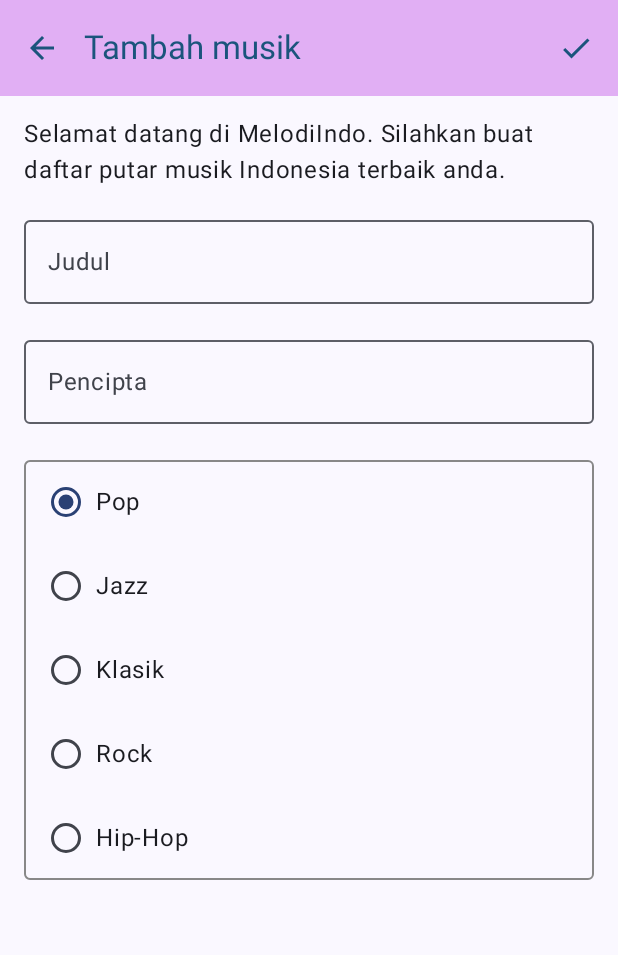
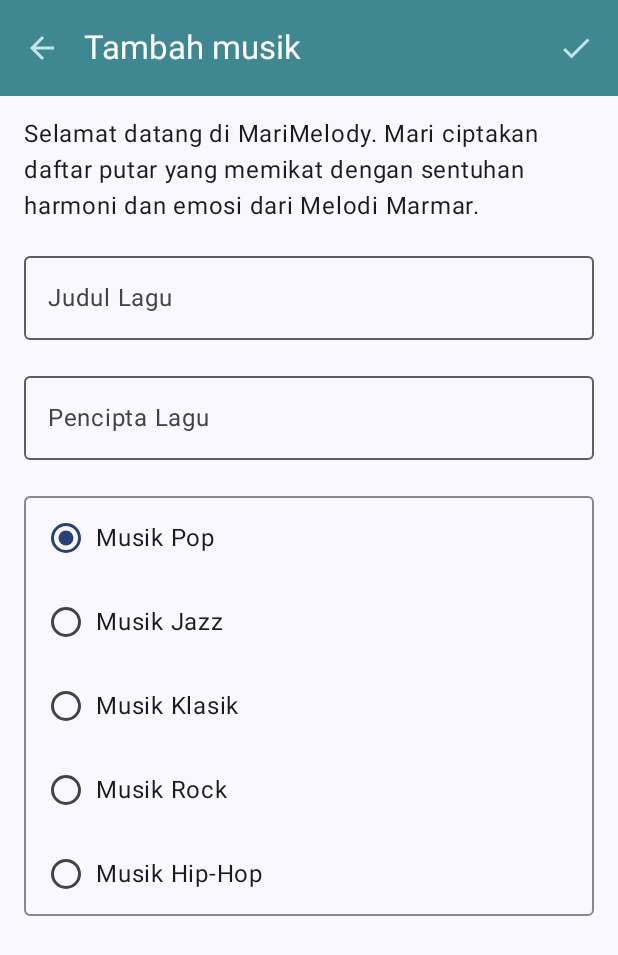
Before and after one commit to marianasamosir/Mobpro-1, an Android app built with Jetpack Compose: the DetailScreen screen opened through its navigation route, on a phone screen of 412 x 824 dp. Shown: the top 955 px of the screen. Run offline under Robolectric (Android 15) with nearby library versions, the phone set to English and light mode, and no system bars; our stand-ins replace Room's generated code.

Commit message:
Mengupdate Tampilan Aplikasi

```diff
--- a/app/src/main/java/org/d3if3159/assessment_2/navigation/NavGraph.kt
+++ b/app/src/main/java/org/d3if3159/assessment_2/navigation/NavGraph.kt
@@ -26,7 +26,7 @@ fun SetupNavGraph(navController: NavHostController = rememberNavController()) {
         composable(
             route = Screen.FormUbah.route,
             arguments = listOf(
-                navArgument(KEY_ID_MUSIK) { type = NavType.LongType}
+                navArgument(KEY_ID_MUSIK) { type = NavType.LongType }
             )
         ) {navBackStackEntry ->
             val id = navBackStackEntry.arguments?.getLong(KEY_ID_MUSIK)
--- a/app/src/main/java/org/d3if3159/assessment_2/navigation/Screen.kt
+++ b/app/src/main/java/org/d3if3159/assessment_2/navigation/Screen.kt
@@ -2,10 +2,10 @@ package org.d3if3159.assessment_2.navigation
 
 import org.d3if3159.assessment_2.ui.screen.KEY_ID_MUSIK
 
-open class Screen(val route: String) {
+sealed class Screen(val route: String) {
     data object Home: Screen("mainScreen")
     data object FormBaru: Screen("detailScreen")
-    data object FormUbah: Screen("detailScreen/{$KEY_ID_MUSIK}") {
+    data object FormUbah: Screen("detailScreen/{$KEY_ID_MUSIK}"){
         fun withId(id: Long) = "detailScreen/$id"
     }
 }
--- a/app/src/main/java/org/d3if3159/assessment_2/ui/screen/DetailScreen.kt
+++ b/app/src/main/java/org/d3if3159/assessment_2/ui/screen/DetailScreen.kt
@@ -49,9 +49,10 @@ const val KEY_ID_MUSIK = "idMusik"
 @Composable
 fun DetailScreen(navController: NavHostController, id: Long? = null) {
     val viewModel: DetailViewModel = viewModel()
+
     var judul by remember { mutableStateOf("") }
     var pencipta by remember { mutableStateOf("") }
-    var selectedGenre by remember { mutableStateOf("Pop") }
+    var selectedGenre by remember { mutableStateOf("Musik Pop") }
 
     if (id != null) {
         val dataMusik = viewModel.getMusik(id)
@@ -67,7 +68,7 @@ fun DetailScreen(navController: NavHostController, id: Long? = null) {
                         Icon(
                             imageVector = Icons.Filled.ArrowBack,
                             contentDescription = stringResource(id = R.string.kembali),
-                            tint = Color(0xFF1B547C)
+                            tint = Color(0xFFC3E4E8)
                         )
                     }
                 },
@@ -78,15 +79,15 @@ fun DetailScreen(navController: NavHostController, id: Long? = null) {
                         Text(text = stringResource(id = R.string.edit_musik))
                 },
                 colors = TopAppBarDefaults.mediumTopAppBarColors(
-                    containerColor = Color(0xFFE1AFF4),
-                    titleContentColor = Color(0xFF1B547C)
+                    containerColor = Color(0xFF3F8892),
+                    titleContentColor = Color(0xFFFFFFFF)
                 ),
                 actions = {
                     IconButton(onClick = { navController.popBackStack() }) {
                         Icon(
                             imageVector = Icons.Outlined.Check,
                             contentDescription = stringResource(id = R.string.simpan),
-                            tint = Color(0xFF1B547C)
+                            tint = Color(0xFFC3E4E8)
                         )
                     }
                 }
@@ -97,10 +98,13 @@ fun DetailScreen(navController: NavHostController, id: Long? = null) {
         FormMusik(
             title = judul,
             onTitleChange = { judul = it},
+
             writer = pencipta,
             onWritChange = { pencipta = it },
+
             selectedGenre = selectedGenre,
             onGenChange = { selectedGenre = it },
+
             modifier = Modifier.padding(padding)
         )
     }
@@ -134,7 +138,7 @@ fun FormMusik(
         )
         OutlinedTextField(
             value = title,
-            onValueChange = { onTitleChange },
+            onValueChange = { onTitleChange(it) },
             label = { Text(text = stringResource(id = R.string.judul)) },
             singleLine = true,
             keyboardOptions = KeyboardOptions(
@@ -145,7 +149,7 @@ fun FormMusik(
         )
         OutlinedTextField(
             value = writer,
-            onValueChange = { onWritChange },
+            onValueChange = { onWritChange(it) },
             label = { Text(text = stringResource(id = R.string.pencipta)) },
             singleLine = true,
             keyboardOptions = KeyboardOptions(
--- a/app/src/main/java/org/d3if3159/assessment_2/ui/screen/DetailViewModel.kt
+++ b/app/src/main/java/org/d3if3159/assessment_2/ui/screen/DetailViewModel.kt
@@ -6,6 +6,6 @@ import org.d3if3159.assessment_2.model.Musik
 class DetailViewModel : ViewModel() {
 
     fun getMusik(id: Long): Musik {
-        return Musik(id, "Manusia Biasa", "Yovie & Nuno", "Rock")
+        return Musik(id, "Manusia Biasa", "Yovie & Nuno", "Musik Rock")
     }
 }
--- a/app/src/main/java/org/d3if3159/assessment_2/ui/screen/MainScreen.kt
+++ b/app/src/main/java/org/d3if3159/assessment_2/ui/screen/MainScreen.kt
@@ -1,21 +1,26 @@
 package org.d3if3159.assessment_2.ui.screen
 
 import android.content.res.Configuration
+import androidx.compose.foundation.Image
 import androidx.compose.foundation.clickable
 import androidx.compose.foundation.layout.Arrangement
 import androidx.compose.foundation.layout.Column
 import androidx.compose.foundation.layout.PaddingValues
+import androidx.compose.foundation.layout.Row
 import androidx.compose.foundation.layout.fillMaxSize
 import androidx.compose.foundation.layout.fillMaxWidth
 import androidx.compose.foundation.layout.padding
+import androidx.compose.foundation.layout.size
 import androidx.compose.foundation.lazy.LazyColumn
 import androidx.compose.foundation.lazy.items
+import androidx.compose.foundation.shape.RoundedCornerShape
 import androidx.compose.material.icons.Icons
 import androidx.compose.material.icons.filled.Add
 import androidx.compose.material3.Divider
 import androidx.compose.material3.ExperimentalMaterial3Api
 import androidx.compose.material3.FloatingActionButton
 import androidx.compose.material3.Icon
+import androidx.compose.material3.MaterialTheme
 import androidx.compose.material3.Scaffold
 import androidx.compose.material3.Text
 import androidx.compose.material3.TopAppBar
@@ -23,7 +28,9 @@ import androidx.compose.material3.TopAppBarDefaults
 import androidx.compose.runtime.Composable
 import androidx.compose.ui.Alignment
 import androidx.compose.ui.Modifier
+import androidx.compose.ui.draw.clip
 import androidx.compose.ui.graphics.Color
+import androidx.compose.ui.res.painterResource
 import androidx.compose.ui.res.stringResource
 import androidx.compose.ui.text.font.FontWeight
 import androidx.compose.ui.text.style.TextOverflow
@@ -46,8 +53,8 @@ fun MainScreen(navController: NavHostController) {
             TopAppBar(
                 title = { Text(text = stringResource(id = R.string.app_name)) },
                 colors = TopAppBarDefaults.mediumTopAppBarColors(
-                    containerColor = Color(0xFFE1AFF4),
-                    titleContentColor = Color(0xFF1B547C)
+                    containerColor = Color(0xFF3F8892),
+                    titleContentColor = Color(0xFFFFFFFF)
                 )
             )
         },
@@ -60,7 +67,7 @@ fun MainScreen(navController: NavHostController) {
                 Icon(
                     imageVector = Icons.Filled.Add,
                     contentDescription = stringResource(id = R.string.tambah_musik),
-                    tint = Color(0xFF1B547C)
+                    tint = MaterialTheme.colorScheme.primary
                 )
             }
         }
@@ -72,6 +79,7 @@ fun MainScreen(navController: NavHostController) {
 
 @Composable
 fun ScreenContent(modifier: Modifier, navController: NavHostController) {
+
     val viewModel: MainViewModel = viewModel()
     val dataMusik = viewModel.dataMusik
 
@@ -103,11 +111,25 @@ fun ScreenContent(modifier: Modifier, navController: NavHostController) {
 
 @Composable
 fun ListItem(musik: Musik, onClick: () -> Unit) {
+    Row(
+        modifier = Modifier
+            .fillMaxWidth()
+            .clickable { onClick() },
+        verticalAlignment = Alignment.CenterVertically
+    ) {
+        Image(
+            painter = painterResource(id = R.drawable.profile),
+            contentDescription = "ini contoh",
+            modifier = Modifier
+                .padding(16.dp)
+                .size(80.dp)
+                .clip(RoundedCornerShape(8.dp))
+                .fillMaxWidth()
+        )
         Column(
             modifier = Modifier
                 .fillMaxWidth()
-            .clickable { onClick() }
-            .padding(16.dp),
+                .padding(start = 3.dp),
             verticalArrangement = Arrangement.spacedBy(8.dp)
         ) {
             Text(
@@ -129,6 +151,8 @@ fun ListItem(musik: Musik, onClick: () -> Unit) {
         }
     }
 
+}
+
 
 @Preview(showBackground = true)
 @Preview(uiMode = Configuration.UI_MODE_NIGHT_YES, showBackground = true)
--- a/app/src/main/java/org/d3if3159/assessment_2/ui/screen/MainViewModel.kt
+++ b/app/src/main/java/org/d3if3159/assessment_2/ui/screen/MainViewModel.kt
@@ -3,22 +3,22 @@ package org.d3if3159.assessment_2.ui.screen
 import androidx.lifecycle.ViewModel
 import org.d3if3159.assessment_2.model.Musik
 
-class MainViewModel : ViewModel() {
+class MainViewModel: ViewModel() {
 
     val dataMusik = getDataDummy()
 
     private fun getDataDummy(): List<Musik> {
         return mutableListOf(
-            Musik(1, "Manusia Biasa", "Yovie & Nuno", "Rock"),
-            Musik(2, "Manusia Biasa", "Yovie & Nuno", "Rock"),
-            Musik(3, "Manusia Biasa", "Yovie & Nuno", "Rock"),
-            Musik(4, "Manusia Biasa", "Yovie & Nuno", "Rock"),
-            Musik(5, "Manusia Biasa", "Yovie & Nuno", "Rock"),
-            Musik(6, "Manusia Biasa", "Yovie & Nuno", "Rock"),
-            Musik(7, "Manusia Biasa", "Yovie & Nuno", "Rock"),
-            Musik(8, "Manusia Biasa", "Yovie & Nuno", "Rock"),
-            Musik(9, "Manusia Biasa", "Yovie & Nuno", "Rock"),
-            Musik(10, "Manusia Biasa", "Yovie & Nuno", "Rock"),
+            Musik(1, "Mengejar Impian", "Evlogia Givty", "Musik Rock"),
+            Musik(2, "Mengejar Impian", "Evlogia Givty", "Musik Rock"),
+            Musik(3, "Mengejar Impian", "Evlogia Givty", "Musik Rock"),
+            Musik(4, "Mengejar Impian", "Evlogia Givty", "Musik Rock"),
+            Musik(5, "Mengejar Impian", "Evlogia Givty", "Musik Rock"),
+            Musik(6, "Mengejar Impian", "Evlogia Givty", "Musik Rock"),
+            Musik(7, "Mengejar Impian", "Evlogia Givty", "Musik Rock"),
+            Musik(8, "Mengejar Impian", "Evlogia Givty", "Musik Rock"),
+            Musik(9, "Mengejar Impian", "Evlogia Givty", "Musik Rock"),
+            Musik(10, "Mengejar Impian", "Evlogia Givty", "Musik Rock"),
         )
     }
 }
--- a/app/src/main/res/values/strings.xml
+++ b/app/src/main/res/values/strings.xml
@@ -1,16 +1,16 @@
 <resources>
-    <string name="app_name">MelodiIndo</string>
-    <string name="app_intro">Selamat datang di MelodiIndo. Silahkan buat daftar putar musik Indonesia terbaik anda.</string>
+    <string name="app_name">Marimelody</string>
+    <string name="app_intro">Selamat datang di MariMelody. Mari ciptakan daftar putar yang memikat dengan sentuhan harmoni dan emosi dari Melodi Marmar.</string>
     <string name="list_kosong">Belum ada data</string>
     <string name="x_diklik">%1$s diklik!</string>
     <string name="tambah_musik">Tambah musik</string>
-    <string name="judul">Judul</string>
-    <string name="pencipta">Pencipta</string>
-    <string name="pop">Pop</string>
-    <string name="jazz">Jazz</string>
-    <string name="klasik">Klasik</string>
-    <string name="rock">Rock</string>
-    <string name="hiphop">Hip-Hop</string>
+    <string name="judul">Judul Lagu</string>
+    <string name="pencipta">Pencipta Lagu</string>
+    <string name="pop">Musik Pop</string>
+    <string name="jazz">Musik Jazz</string>
+    <string name="klasik">Musik Klasik</string>
+    <string name="rock">Musik Rock</string>
+    <string name="hiphop">Musik Hip-Hop</string>
     <string name="kembali">Kembali-Hop</string>
     <string name="simpan">Simpan</string>
     <string name="edit_musik">Ubah musik</string>
```
Also changed, not shown: app/src/main/res/drawable-hdpi/profile.png (added), app/src/main/res/drawable-mdpi/profile.png (added), app/src/main/res/drawable-xhdpi/profile.png (added), 2 other files. Lines whose indentation alone changed are shown as unchanged.
